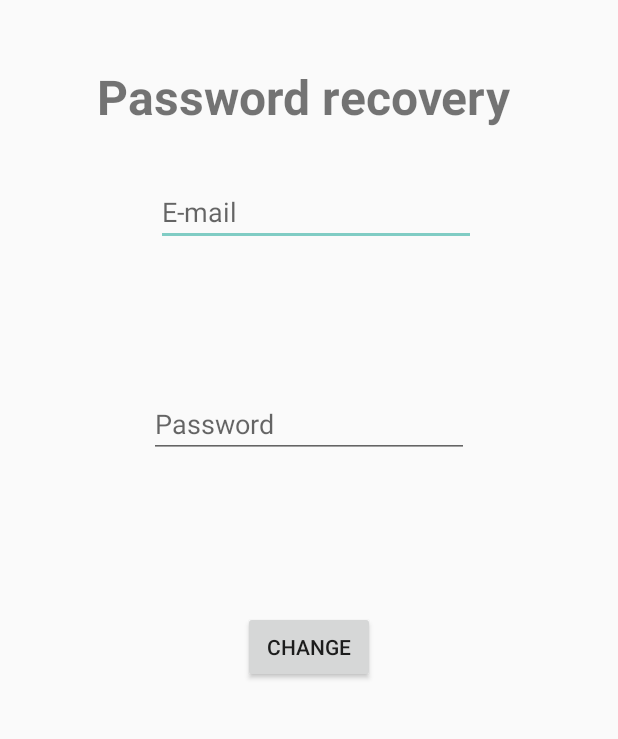
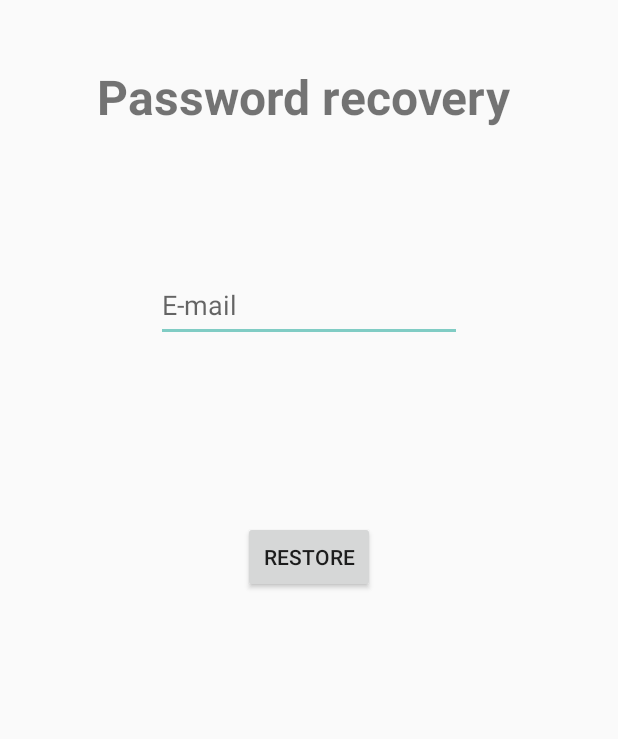
Before and after one commit to luispipe/ciclo4bG8, an Android app: the RecoverActivity screen opened directly, with no data from a screen before it, on a phone screen of 412 x 824 dp, the part 474-1213 px from its top. Run offline under Robolectric (Android 15) with nearby library versions, the light colour scheme and no system bars; our stand-ins replace Firebase (no records; nobody signed in at launch, a user with empty details on screens opened directly).

Commit message:
firebase restore

```diff
--- a/app/src/main/java/com/example/unleeg8/View/ui/activities/RecoverActivity.kt
+++ b/app/src/main/java/com/example/unleeg8/View/ui/activities/RecoverActivity.kt
@@ -4,17 +4,39 @@ import android.content.Intent
 import androidx.appcompat.app.AppCompatActivity
 import android.os.Bundle
 import android.widget.Button
+import android.widget.EditText
+import android.widget.Toast
 import com.example.unleeg8.R
+import com.google.firebase.auth.FirebaseAuth
+import com.google.firebase.auth.ktx.auth
+import com.google.firebase.ktx.Firebase
 
 class RecoverActivity : AppCompatActivity() {
+    lateinit var firebaseAuth: FirebaseAuth
     override fun onCreate(savedInstanceState: Bundle?) {
         super.onCreate(savedInstanceState)
         setContentView(R.layout.activity_recover)
 
-        val btnChange= findViewById<Button>(R.id.buttonChange)
+        firebaseAuth= Firebase.auth
+        val email= findViewById<EditText>(R.id.restoreEmail)
+        val btnChange= findViewById<Button>(R.id.restore)
         btnChange.setOnClickListener {
-            startActivity(Intent(this, login::class.java))
+            restorePassword(email.text.toString())
+            // email --> EditText
+            // email.text --> Object
+            // email.text.toString() --> String
         }
 
     }
+    fun restorePassword(email:String){
+        firebaseAuth.sendPasswordResetEmail(email)
+            .addOnCompleteListener(this){
+                Task-> if (Task.isSuccessful){
+                startActivity(Intent(this, login::class.java))
+            }else{
+                Toast.makeText(this, "Restore Fail", Toast.LENGTH_LONG).show()
+                }
+            }
+    }
+
 }
--- a/app/src/main/java/com/example/unleeg8/View/ui/fragments/BooksFragment.kt
+++ b/app/src/main/java/com/example/unleeg8/View/ui/fragments/BooksFragment.kt
@@ -6,16 +6,25 @@ import android.view.LayoutInflater
 import android.view.View
 import android.view.ViewGroup
 import com.example.unleeg8.R
+import com.google.firebase.auth.FirebaseAuth
+import com.google.firebase.auth.ktx.auth
+import com.google.firebase.ktx.Firebase
 
 
 class BooksFragment : Fragment() {
-
+    lateinit var firebaseAuth: FirebaseAuth
     override fun onCreateView(
         inflater: LayoutInflater, container: ViewGroup?,
         savedInstanceState: Bundle?
     ): View? {
         // Inflate the layout for this fragment
         return inflater.inflate(R.layout.fragment_books, container, false)
+        firebaseAuth= Firebase.auth
+
+    }
+
+    fun logout(){
+        firebaseAuth.signOut()
     }
 
 }
--- a/app/src/main/res/layout/activity_recover.xml
+++ b/app/src/main/res/layout/activity_recover.xml
@@ -36,9 +36,9 @@
         app:layout_constraintVertical_bias="1.0" />
 
     <EditText
-        android:id="@+id/editTextTextEmailAddress3"
-        android:layout_width="wrap_content"
-        android:layout_height="wrap_content"
+        android:id="@+id/restoreEmail"
+        android:layout_width="204dp"
+        android:layout_height="49dp"
         android:layout_marginStart="104dp"
         android:layout_marginTop="53dp"
         android:layout_marginEnd="97dp"
@@ -46,41 +46,24 @@
         android:ems="10"
         android:hint="E-mail"
         android:inputType="textEmailAddress"
-        app:layout_constraintBottom_toTopOf="@+id/editTextTextPassword3"
+        app:layout_constraintBottom_toTopOf="@+id/restore"
         app:layout_constraintEnd_toEndOf="parent"
         app:layout_constraintHorizontal_bias="0.0"
         app:layout_constraintStart_toStartOf="parent"
         app:layout_constraintTop_toBottomOf="@+id/textView" />
 
-    <EditText
-        android:id="@+id/editTextTextPassword3"
-        android:layout_width="wrap_content"
-        android:layout_height="wrap_content"
-        android:layout_marginStart="102dp"
-        android:layout_marginTop="48dp"
-        android:layout_marginEnd="99dp"
-        android:layout_marginBottom="60dp"
-        android:ems="10"
-        android:hint="Password"
-        android:inputType="textPassword"
-        app:layout_constraintBottom_toTopOf="@+id/buttonChange"
-        app:layout_constraintEnd_toEndOf="parent"
-        app:layout_constraintHorizontal_bias="1.0"
-        app:layout_constraintStart_toStartOf="parent"
-        app:layout_constraintTop_toBottomOf="@+id/editTextTextEmailAddress3" />
-
     <Button
-        android:id="@+id/buttonChange"
+        android:id="@+id/restore"
         android:layout_width="wrap_content"
         android:layout_height="wrap_content"
         android:layout_marginStart="161dp"
         android:layout_marginTop="42dp"
         android:layout_marginEnd="162dp"
         android:layout_marginBottom="83dp"
-        android:text="Change"
+        android:text="Restore"
         app:layout_constraintBottom_toBottomOf="parent"
         app:layout_constraintEnd_toEndOf="parent"
         app:layout_constraintStart_toStartOf="parent"
-        app:layout_constraintTop_toBottomOf="@+id/editTextTextPassword3" />
+        app:layout_constraintTop_toBottomOf="@+id/restoreEmail" />
 
 </androidx.constraintlayout.widget.ConstraintLayout>
```
